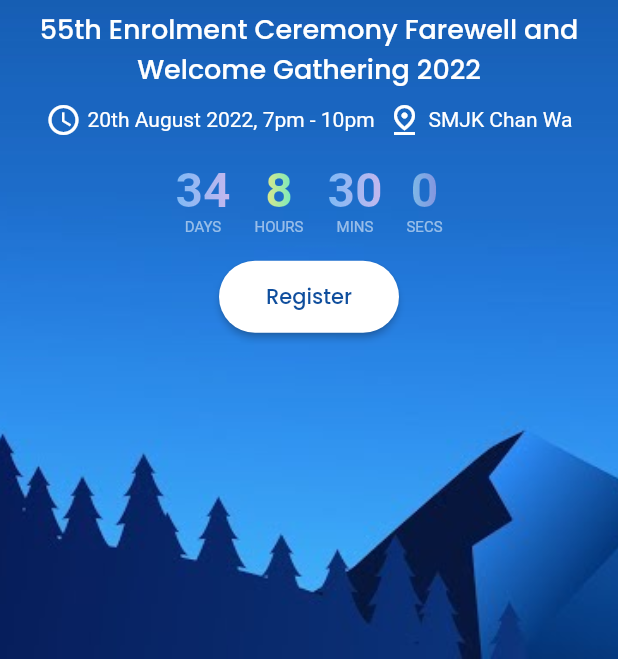
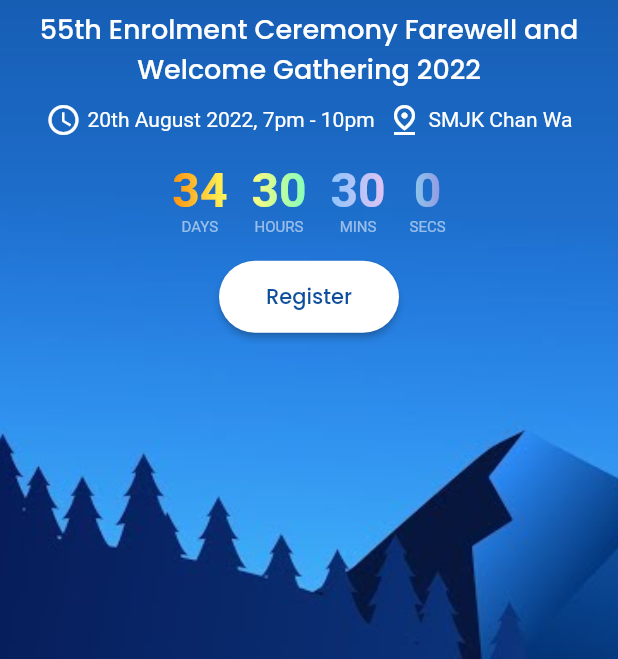
Before and after one commit to junsiong2008/cw_bsmm, a Flutter app: the screen it shows after launch, on a phone screen of 412 x 824 dp, the part 577-1236 px from its top. Run offline on Flutter 3.47's test engine with Material 2 defaults, Android fonts, the phone set to English and light mode, and no system bars; drawn by our look-alikes of flutter_countdown_timer; our stand-ins replace cloud_firestore, firebase_analytics, firebase_core, lottie, simple_gradient_text; missing offline and left inert: firebase_app_check; accounts and stored records are empty; statements that could not run were skipped.

Commit message:
Used different package for GradiantText

```diff
--- a/lib/components/ui/countdown_group.dart
+++ b/lib/components/ui/countdown_group.dart
@@ -1,4 +1,4 @@
-import 'package:cw_bsmm/components/ui/gradient_text.dart';
+import 'package:simple_gradient_text/simple_gradient_text.dart';
 import 'package:cw_bsmm/shared/constants.dart';
 import 'package:flutter_countdown_timer/index.dart';
 import 'package:flutter/material.dart';
@@ -27,24 +27,12 @@ class CountdownGroup extends StatelessWidget {
             Column(
               mainAxisAlignment: MainAxisAlignment.center,
               children: [
-                ShaderMask(
-                  blendMode: BlendMode.srcIn,
-                  shaderCallback: (bounds) => const LinearGradient(
-                          colors: [Color(0XFF8EC5FC), Color(0XFFE0C3F3)])
-                      .createShader(
-                    Rect.fromLTWH(0, 0, bounds.width, bounds.height),
-                  ),
-                  child: Text(
-                    '${time.days}',
+                GradientText('${time.days}',
                     style: kCountdownNumberTextStyle,
-                  ),
-                ),
-                // Text(
-                //   '${time.days}',
-                //   style: kCountdownNumberTextStyle.copyWith(
-                //     color: Colors.white,
-                //   ),
-                // ),
+                    colors: const [
+                      Color(0XFFff930f),
+                      Color(0XFFfff95b),
+                    ]),
                 const Text(
                   'DAYS',
                   style: kCountdownSubtitleTextStyle,
@@ -54,22 +42,14 @@ class CountdownGroup extends StatelessWidget {
             Column(
               mainAxisAlignment: MainAxisAlignment.center,
               children: [
-                ShaderMask(
-                  blendMode: BlendMode.srcIn,
-                  shaderCallback: (bounds) => const LinearGradient(
-                          colors: [Color(0xFFFFFB7D), Color(0XFF85FFBD)])
-                      .createShader(
-                    Rect.fromLTWH(0, 0, bounds.width, bounds.height),
-                  ),
-                  child: Text(
-                    '${time.hours}',
-                    style: kCountdownNumberTextStyle,
-                  ),
+                GradientText(
+                  '${time.min}',
+                  style: kCountdownNumberTextStyle,
+                  colors: const <Color>[
+                    Color(0xFFFFFB7D),
+                    Color(0XFF85FFBD),
+                  ],
                 ),
-                // GradientText('${time.min}', colors: const <Color>[
-                //   Color(0xFFFFFB7D),
-                //   Color(0XFF85FFBD),
-                // ]),
                 const Text(
                   'HOURS',
                   style: kCountdownSubtitleTextStyle,
@@ -79,22 +59,12 @@ class CountdownGroup extends StatelessWidget {
             Column(
               mainAxisAlignment: MainAxisAlignment.center,
               children: [
-                ShaderMask(
-                  blendMode: BlendMode.srcIn,
-                  shaderCallback: (bounds) => const LinearGradient(
-                          colors: [Color(0XFF8EC5FC), Color(0XFFE0C3F3)])
-                      .createShader(
-                    Rect.fromLTWH(0, 0, bounds.width, bounds.height),
-                  ),
-                  child: Text(
-                    '${time.min}',
+                GradientText('${time.min}',
                     style: kCountdownNumberTextStyle,
-                  ),
-                ),
-                // GradientText('${time.min}', colors: const <Color>[
-                //   Color(0XFF8EC5FC),
-                //   Color(0XFFE0C3F3),
-                // ]),
+                    colors: const <Color>[
+                      Color(0XFF8EC5FC),
+                      Color(0XFFE0C3F3),
+                    ]),
                 const Text(
                   'MINS',
                   style: kCountdownSubtitleTextStyle,
@@ -104,28 +74,14 @@ class CountdownGroup extends StatelessWidget {
             Column(
               mainAxisAlignment: MainAxisAlignment.center,
               children: [
-                // GradientText(
-                //   '${time.sec}',
-                //   style: kCountdownNumberTextStyle,
-                //   gradient: const LinearGradient(colors: [
-                //     Color(0XFF8BC6EC),
-                //     Color(0XFF9599E2),
-                //   ]),
-                // ),
-
-                ShaderMask(
-                  blendMode: BlendMode.srcIn,
-                  shaderCallback: (bounds) => const LinearGradient(
-                          colors: [Color(0XFF8BC6EC), Color(0XFF9599E2)])
-                      .createShader(
-                    Rect.fromLTWH(0, 0, bounds.width, bounds.height),
-                  ),
-                  child: Text(
-                    '${time.sec}',
-                    style: kCountdownNumberTextStyle,
-                  ),
+                GradientText(
+                  '${time.sec}',
+                  style: kCountdownNumberTextStyle,
+                  colors: const <Color>[
+                    Color(0XFF8BC6EC),
+                    Color(0XFF9599E2),
+                  ],
                 ),
-
                 const Text(
                   'SECS',
                   style: kCountdownSubtitleTextStyle,
--- a/pubspec.yaml
+++ b/pubspec.yaml
@@ -42,6 +42,7 @@ dependencies:
   firebase_analytics: ^9.1.12
   flutter_countdown_timer: ^4.1.0
   firebase_app_check: ^0.0.6+17
+  simple_gradient_text: ^1.2.3
 
 dev_dependencies:
   flutter_test:
```
Also changed, not shown: pubspec.lock.
